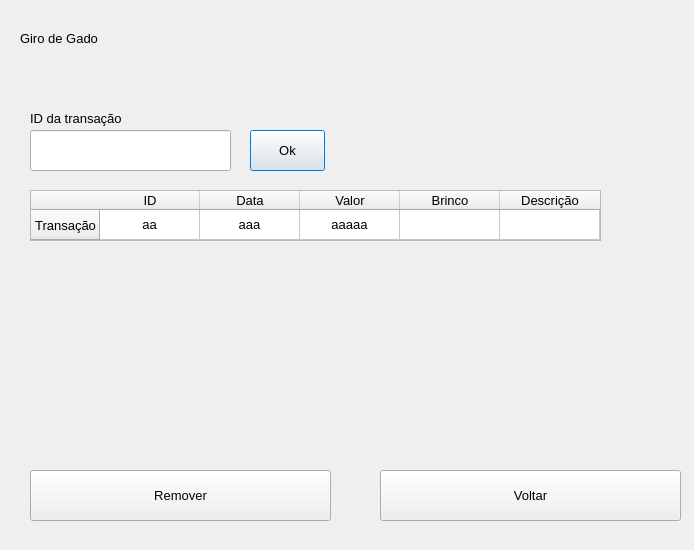
MaceGabriel/GiroDeGado, file financialremovescreen.ui: the form before one commit.
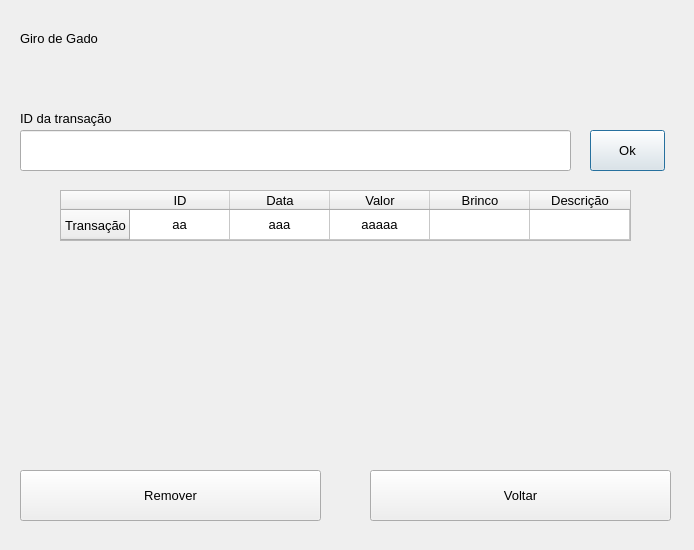
The form after the commit.

Diff of the .ui file:
```diff
--- a/financialremovescreen.ui
+++ b/financialremovescreen.ui
@@ -21,9 +21,9 @@
   <widget class="QLineEdit" name="lineEdit_2">
    <property name="geometry">
     <rect>
-     <x>30</x>
+     <x>20</x>
      <y>130</y>
-     <width>201</width>
+     <width>551</width>
      <height>41</height>
     </rect>
    </property>
@@ -36,7 +36,7 @@
   <widget class="QLabel" name="label_2">
    <property name="geometry">
     <rect>
-     <x>30</x>
+     <x>20</x>
      <y>110</y>
      <width>91</width>
      <height>16</height>
@@ -72,7 +72,7 @@
   <widget class="QPushButton" name="pushButton">
    <property name="geometry">
     <rect>
-     <x>250</x>
+     <x>590</x>
      <y>130</y>
      <width>75</width>
      <height>41</height>
@@ -85,12 +85,17 @@
   <widget class="QTableWidget" name="tableWidget">
    <property name="geometry">
     <rect>
-     <x>30</x>
+     <x>60</x>
      <y>190</y>
      <width>571</width>
      <height>51</height>
     </rect>
    </property>
+   <property name="font">
+    <font>
+     <pointsize>10</pointsize>
+    </font>
+   </property>
    <row>
     <property name="text">
      <string>Transação</string>
@@ -103,6 +108,11 @@
     <property name="text">
      <string>ID</string>
     </property>
+    <property name="font">
+     <font>
+      <pointsize>10</pointsize>
+     </font>
+    </property>
    </column>
    <column>
     <property name="text">
@@ -154,11 +164,17 @@
     </property>
    </item>
    <item row="0" column="3">
+    <property name="text">
+     <string/>
+    </property>
     <property name="textAlignment">
      <set>AlignCenter</set>
     </property>
    </item>
    <item row="0" column="4">
+    <property name="text">
+     <string/>
+    </property>
     <property name="textAlignment">
      <set>AlignCenter</set>
     </property>
@@ -167,7 +183,7 @@
   <widget class="QPushButton" name="pushButton_3">
    <property name="geometry">
     <rect>
-     <x>380</x>
+     <x>370</x>
      <y>470</y>
      <width>301</width>
      <height>51</height>
@@ -185,7 +201,7 @@
   <widget class="QPushButton" name="pushButton_2">
    <property name="geometry">
     <rect>
-     <x>30</x>
+     <x>20</x>
      <y>470</y>
      <width>301</width>
      <height>51</height>
```
